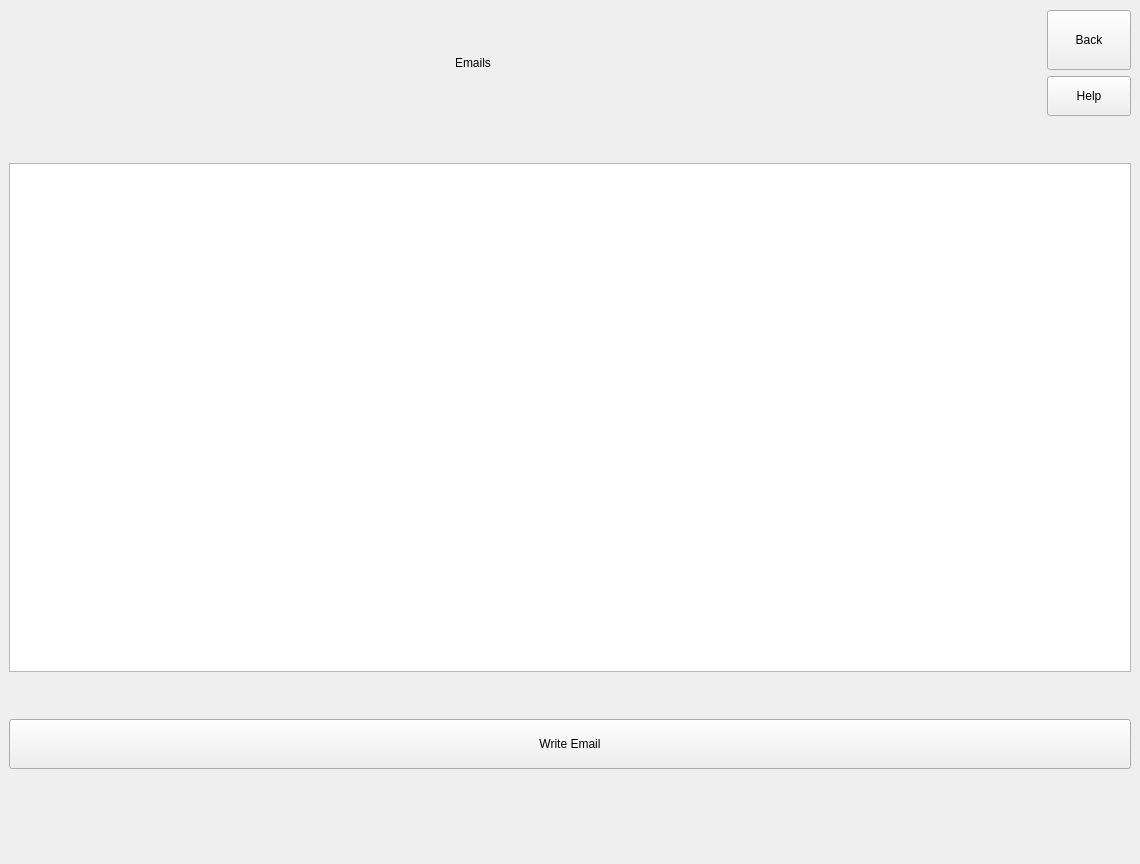
Before: the Qt Designer form main/UI/Email.ui in Demonim/Simargl-Study-Project, drawn with Qt 5.
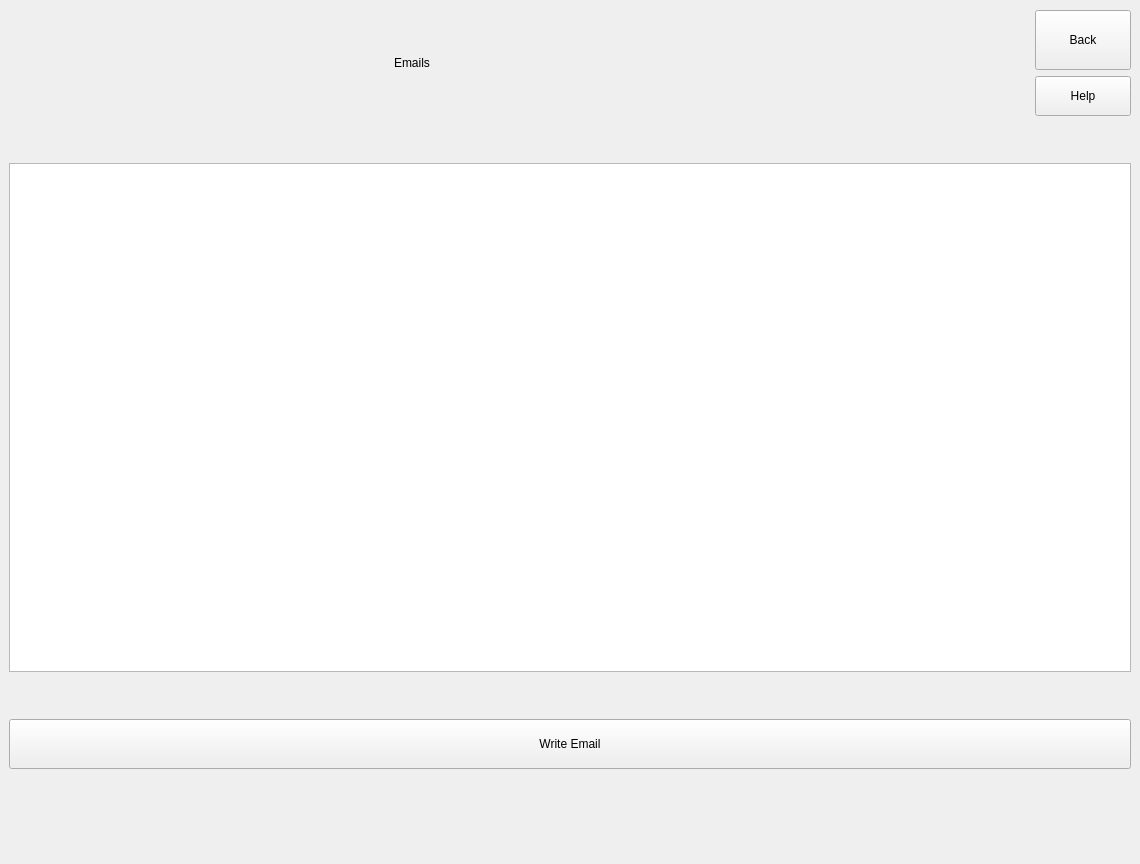
After: the same form once the commit is applied.

What changed in the file:
```diff
--- a/main/UI/Email.ui
+++ b/main/UI/Email.ui
@@ -26,11 +26,23 @@
    <string>MainWindow</string>
   </property>
   <widget class="QWidget" name="centralwidget">
+   <property name="minimumSize">
+    <size>
+     <width>1140</width>
+     <height>860</height>
+    </size>
+   </property>
+   <property name="maximumSize">
+    <size>
+     <width>1920</width>
+     <height>1080</height>
+    </size>
+   </property>
    <layout class="QVBoxLayout" name="verticalLayout_2" stretch="1,1,10,1,1,2">
     <item>
      <layout class="QHBoxLayout" name="horizontalLayout_2" stretch="4,1,4,1">
       <property name="leftMargin">
-       <number>110</number>
+       <number>0</number>
       </property>
       <property name="topMargin">
        <number>0</number>
```
